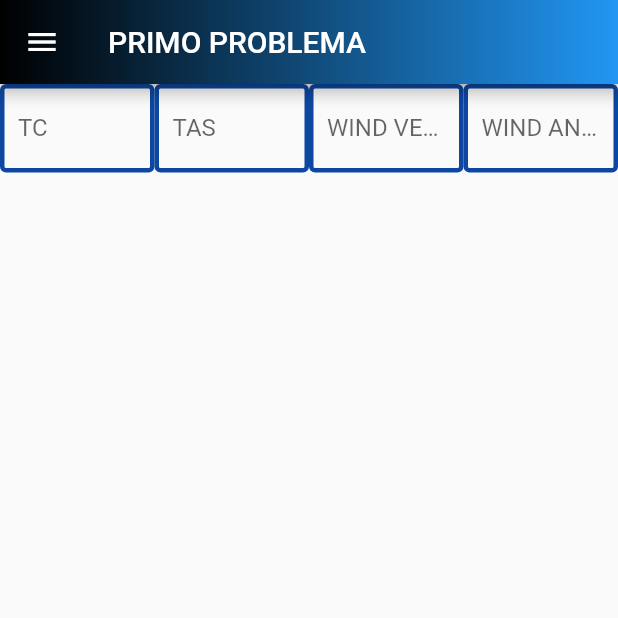
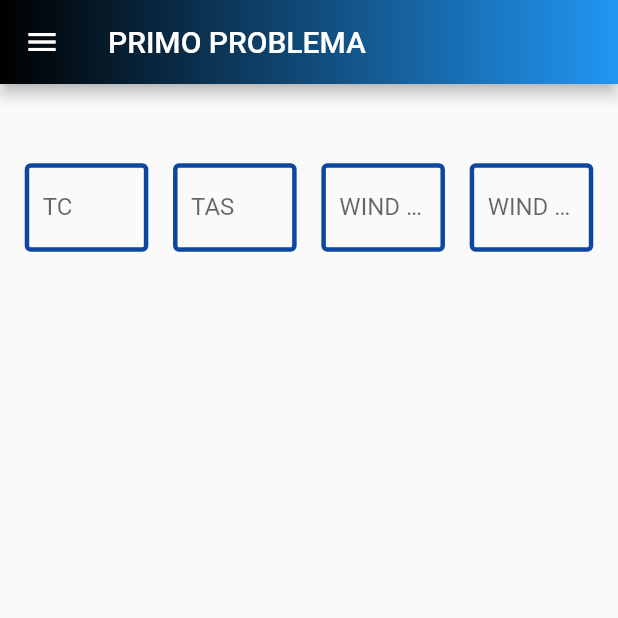
Before and after one commit to s-stasi/calcolatrice-flutter, a Flutter app: the PrimoProblema screen opened by its route, on a phone screen of 412 x 824 dp, the top half of it. Run offline on Flutter 3.47's test engine with Material 2 defaults, Android fonts, the phone set to English and light mode, and no system bars; missing offline and left inert: charcode.

Commit message:
Adding spaces betweencomponents

```diff
--- a/lib/PrimaPag.dart
+++ b/lib/PrimaPag.dart
@@ -12,39 +12,71 @@ class PrimoProblema extends StatelessWidget {
           title: Text('PRIMO PROBLEMA'),
           flexibleSpace: Container(
             decoration: BoxDecoration(
-            gradient: LinearGradient(
-              colors: [
+                gradient: LinearGradient(colors: [
               Colors.black,
               Colors.blue,
-              ]
-            )
+            ])),
+          ),
+        ),
+        body: Row(children: <Widget>[
+          Container(
+            width: MediaQuery.of(context).size.width * 0.04,
+            height: MediaQuery.of(context).size.height * 0.20
+          ),
+          Expanded(
+            child: TextField(
+              decoration: InputDecoration(
+                enabledBorder: OutlineInputBorder(
+                    borderSide:
+                        BorderSide(color: Colors.blue.shade900, width: 3.0)),
+                labelText: 'TC',
               ),
             ),
           ),
-      body: Row(
-        children: <Widget>[
-          Expanded(
-            child: TextField(
-              decoration: InputDecoration(enabledBorder: OutlineInputBorder(borderSide: BorderSide(color: Colors.blue.shade900,width: 3.0)),labelText: 'TC',),
-             )
+          Container(
+            width: MediaQuery.of(context).size.width * 0.04,
+            height: MediaQuery.of(context).size.height * 0.20
           ),
           Expanded(
             child: TextField(
-              decoration: InputDecoration(enabledBorder: OutlineInputBorder(borderSide: BorderSide(color: Colors.blue.shade900,width: 3.0)),labelText: 'TAS',),
-             )
+              decoration: InputDecoration(
+                enabledBorder: OutlineInputBorder(
+                    borderSide:
+                        BorderSide(color: Colors.blue.shade900, width: 3.0)),
+                labelText: 'TAS',
+              ),
+            ),
+          ),
+          Container(
+            width: MediaQuery.of(context).size.width * 0.04,
+            height: MediaQuery.of(context).size.height * 0.20
           ),
           Expanded(
               child: TextField(
-              decoration: InputDecoration(enabledBorder: OutlineInputBorder(borderSide: BorderSide(color: Colors.blue.shade900,width: 3.0)),labelText: 'WIND VELOCITY',),
-             )
+            decoration: InputDecoration(
+              enabledBorder: OutlineInputBorder(
+                  borderSide:
+                      BorderSide(color: Colors.blue.shade900, width: 3.0)),
+              labelText: 'WIND VELOCITY',
+            ),
+          )),
+          Container(
+            width: MediaQuery.of(context).size.width * 0.04,
+            height: MediaQuery.of(context).size.height * 0.20
           ),
           Expanded(
               child: TextField(
-              decoration: InputDecoration(enabledBorder: OutlineInputBorder(borderSide: BorderSide(color: Colors.blue.shade900,width: 3.0)),labelText: 'WIND ANGLE',),
-             )
+            decoration: InputDecoration(
+              enabledBorder: OutlineInputBorder(
+                  borderSide:
+                      BorderSide(color: Colors.blue.shade900, width: 3.0)),
+              labelText: 'WIND ANGLE',
             ),
-        ]
-      )
-    );
+          )),
+          Container(
+            width: MediaQuery.of(context).size.width * 0.04,
+            height: MediaQuery.of(context).size.height * 0.20
+          ),
+        ]));
   }
 }
```
Lines whose indentation alone changed are shown as unchanged.
